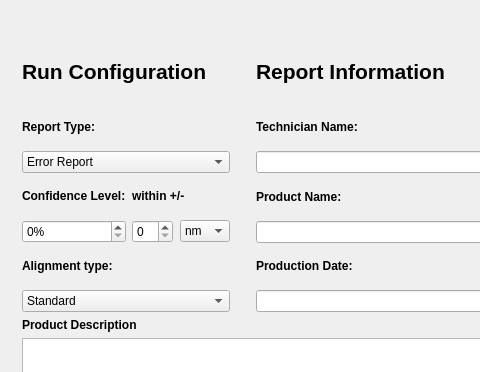
This is Comparisoft/QT/Comparisoft/mainwindow.ui in kseaman/Capstone3DModelling as Qt 5 draws it before an edit; both pictures show x 0 to 480 and y 99 to 471 of the 1318 by 729 pixel window. The edited form follows.
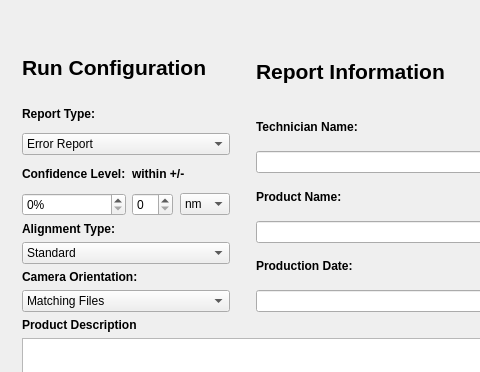
This is the edited form. The open tabs and pages were chosen to show the change.

Commit message:
Add button to choose how the camera orientation is set
This includes a drop down menu on the Qt creator and the value of their choice being passed to VTK and the camera behaving accordingly.

What changed in the file:
```diff
--- a/Comparisoft/QT/Comparisoft/mainwindow.ui
+++ b/Comparisoft/QT/Comparisoft/mainwindow.ui
@@ -570,7 +570,7 @@
                 <item>
                  <widget class="QLabel" name="label_11">
                   <property name="text">
-                   <string>&lt;b&gt;Alignment type:&lt;/b&gt;</string>
+                   <string>&lt;html&gt;&lt;head/&gt;&lt;body&gt;&lt;p&gt;&lt;span style=&quot; font-weight:600;&quot;&gt;Alignment Type:&lt;/span&gt;&lt;/p&gt;&lt;/body&gt;&lt;/html&gt;</string>
                   </property>
                  </widget>
                 </item>
@@ -592,6 +592,33 @@
                   </item>
                  </layout>
                 </item>
+                <item>
+                 <widget class="QLabel" name="label_17">
+                  <property name="font">
+                   <font>
+                    <weight>75</weight>
+                    <bold>true</bold>
+                   </font>
+                  </property>
+                  <property name="text">
+                   <string>Camera Orientation:</string>
+                  </property>
+                 </widget>
+                </item>
+                <item>
+                 <widget class="QComboBox" name="camera_options">
+                  <item>
+                   <property name="text">
+                    <string>Matching Files</string>
+                   </property>
+                  </item>
+                  <item>
+                   <property name="text">
+                    <string>Fitting Files</string>
+                   </property>
+                  </item>
+                 </widget>
+                </item>
                </layout>
               </item>
              </layout>
```
Left out of the diff: 2 changed lines with no effect on the pictures. The commit also changes 4 other files.
